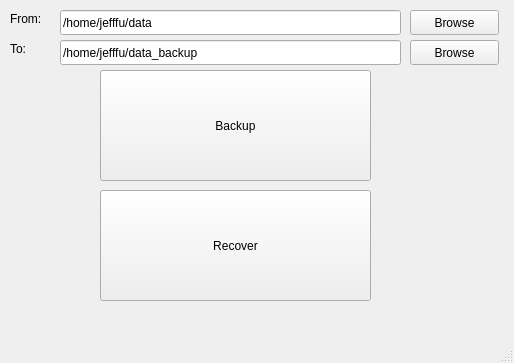
Fyy10/File-Backup-System, file mainwindow.ui: the form before one commit.
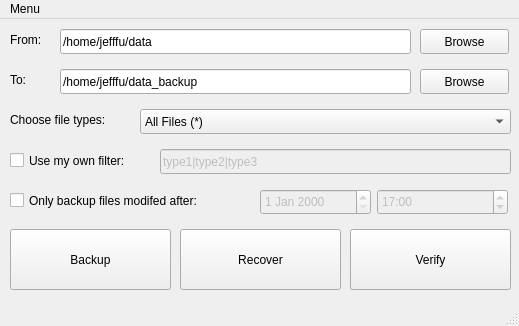
The form after the commit.

Commit message: layout with type filter

Diff of the .ui file:
```diff
--- a/mainwindow.ui
+++ b/mainwindow.ui
@@ -6,8 +6,8 @@
    <rect>
     <x>0</x>
     <y>0</y>
-    <width>514</width>
-    <height>363</height>
+    <width>519</width>
+    <height>326</height>
    </rect>
   </property>
   <property name="windowTitle">
@@ -17,10 +17,10 @@
    <widget class="QPushButton" name="BackupButton">
     <property name="geometry">
      <rect>
-      <x>100</x>
-      <y>70</y>
-      <width>271</width>
-      <height>111</height>
+      <x>10</x>
+      <y>210</y>
+      <width>161</width>
+      <height>61</height>
      </rect>
     </property>
     <property name="text">
@@ -30,10 +30,10 @@
    <widget class="QPushButton" name="RecoverButton">
     <property name="geometry">
      <rect>
-      <x>100</x>
-      <y>190</y>
-      <width>271</width>
-      <height>111</height>
+      <x>180</x>
+      <y>210</y>
+      <width>161</width>
+      <height>61</height>
      </rect>
     </property>
     <property name="text">
@@ -46,7 +46,7 @@
       <x>10</x>
       <y>10</y>
       <width>67</width>
-      <height>17</height>
+      <height>21</height>
      </rect>
     </property>
     <property name="text">
@@ -57,9 +57,9 @@
     <property name="geometry">
      <rect>
       <x>10</x>
-      <y>40</y>
+      <y>50</y>
       <width>67</width>
-      <height>17</height>
+      <height>21</height>
      </rect>
     </property>
     <property name="text">
@@ -71,7 +71,7 @@
      <rect>
       <x>60</x>
       <y>10</y>
-      <width>341</width>
+      <width>351</width>
       <height>25</height>
      </rect>
     </property>
@@ -89,8 +89,8 @@
     <property name="geometry">
      <rect>
       <x>60</x>
-      <y>40</y>
-      <width>341</width>
+      <y>50</y>
+      <width>351</width>
       <height>25</height>
      </rect>
     </property>
@@ -104,7 +104,7 @@
    <widget class="QPushButton" name="BrowseSource">
     <property name="geometry">
      <rect>
-      <x>410</x>
+      <x>420</x>
       <y>10</y>
       <width>89</width>
       <height>25</height>
@@ -117,8 +117,8 @@
    <widget class="QPushButton" name="BrowseTarget">
     <property name="geometry">
      <rect>
-      <x>410</x>
-      <y>40</y>
+      <x>420</x>
+      <y>50</y>
       <width>89</width>
       <height>25</height>
      </rect>
@@ -127,16 +127,169 @@
      <string>Browse</string>
     </property>
    </widget>
+   <widget class="QLabel" name="FilterLabel">
+    <property name="geometry">
+     <rect>
+      <x>10</x>
+      <y>90</y>
+      <width>131</width>
+      <height>21</height>
+     </rect>
+    </property>
+    <property name="text">
+     <string>Choose file types:</string>
+    </property>
+   </widget>
+   <widget class="QComboBox" name="FilterBox">
+    <property name="geometry">
+     <rect>
+      <x>140</x>
+      <y>90</y>
+      <width>371</width>
+      <height>25</height>
+     </rect>
+    </property>
+    <item>
+     <property name="text">
+      <string>All Files (*)</string>
+     </property>
+    </item>
+    <item>
+     <property name="text">
+      <string>Documents (*.docx; *.doc; *.xls; *.xlsx; *.ppt; *.pptx)</string>
+     </property>
+    </item>
+    <item>
+     <property name="text">
+      <string>Images (*.jpg; *.jpeg; *.png; *.bmp; *.gif)</string>
+     </property>
+    </item>
+    <item>
+     <property name="text">
+      <string>Videos (*.mp4; *.avi; *.flv; *.mkv)</string>
+     </property>
+    </item>
+    <item>
+     <property name="text">
+      <string>Music (*.mp3; *.ogg; *.wav)</string>
+     </property>
+    </item>
+   </widget>
+   <widget class="QPushButton" name="VerifyButton">
+    <property name="geometry">
+     <rect>
+      <x>350</x>
+      <y>210</y>
+      <width>161</width>
+      <height>61</height>
+     </rect>
+    </property>
+    <property name="text">
+     <string>Verify</string>
+    </property>
+   </widget>
+   <widget class="QDateEdit" name="DateEdit">
+    <property name="enabled">
+     <bool>false</bool>
+    </property>
+    <property name="geometry">
+     <rect>
+      <x>260</x>
+      <y>170</y>
+      <width>111</width>
+      <height>26</height>
+     </rect>
+    </property>
+   </widget>
+   <widget class="QTimeEdit" name="TimeEdit">
+    <property name="enabled">
+     <bool>false</bool>
+    </property>
+    <property name="geometry">
+     <rect>
+      <x>377</x>
+      <y>170</y>
+      <width>131</width>
+      <height>26</height>
+     </rect>
+    </property>
+    <property name="displayFormat">
+     <string>hh:mm</string>
+    </property>
+    <property name="time">
+     <time>
+      <hour>17</hour>
+      <minute>0</minute>
+      <second>0</second>
+     </time>
+    </property>
+   </widget>
+   <widget class="QCheckBox" name="TimeOption">
+    <property name="geometry">
+     <rect>
+      <x>10</x>
+      <y>170</y>
+      <width>251</width>
+      <height>23</height>
+     </rect>
+    </property>
+    <property name="text">
+     <string>Only backup files modifed after:</string>
+    </property>
+   </widget>
+   <widget class="QCheckBox" name="UserFilterOption">
+    <property name="geometry">
+     <rect>
+      <x>10</x>
+      <y>130</y>
+      <width>251</width>
+      <height>23</height>
+     </rect>
+    </property>
+    <property name="text">
+     <string>Use my own filter:</string>
+    </property>
+   </widget>
+   <widget class="QLineEdit" name="UserFilterEdit">
+    <property name="enabled">
+     <bool>false</bool>
+    </property>
+    <property name="geometry">
+     <rect>
+      <x>160</x>
+      <y>130</y>
+      <width>351</width>
+      <height>25</height>
+     </rect>
+    </property>
+    <property name="text">
+     <string>type1|type2|type3</string>
+    </property>
+    <property name="readOnly">
+     <bool>false</bool>
+    </property>
+    <property name="clearButtonEnabled">
+     <bool>false</bool>
+    </property>
+   </widget>
   </widget>
   <widget class="QMenuBar" name="menubar">
    <property name="geometry">
     <rect>
      <x>0</x>
      <y>0</y>
-     <width>514</width>
+     <width>519</width>
      <height>28</height>
     </rect>
    </property>
+   <widget class="QMenu" name="menuMenu">
+    <property name="title">
+     <string>Menu</string>
+    </property>
+    <addaction name="actionLogout"/>
+    <addaction name="actionExit"/>
+   </widget>
+   <addaction name="menuMenu"/>
   </widget>
   <widget class="QStatusBar" name="statusbar"/>
  </widget>
```
Left out of the diff: 10 changed lines with no effect on the pictures. The commit also changes 2 other files.
